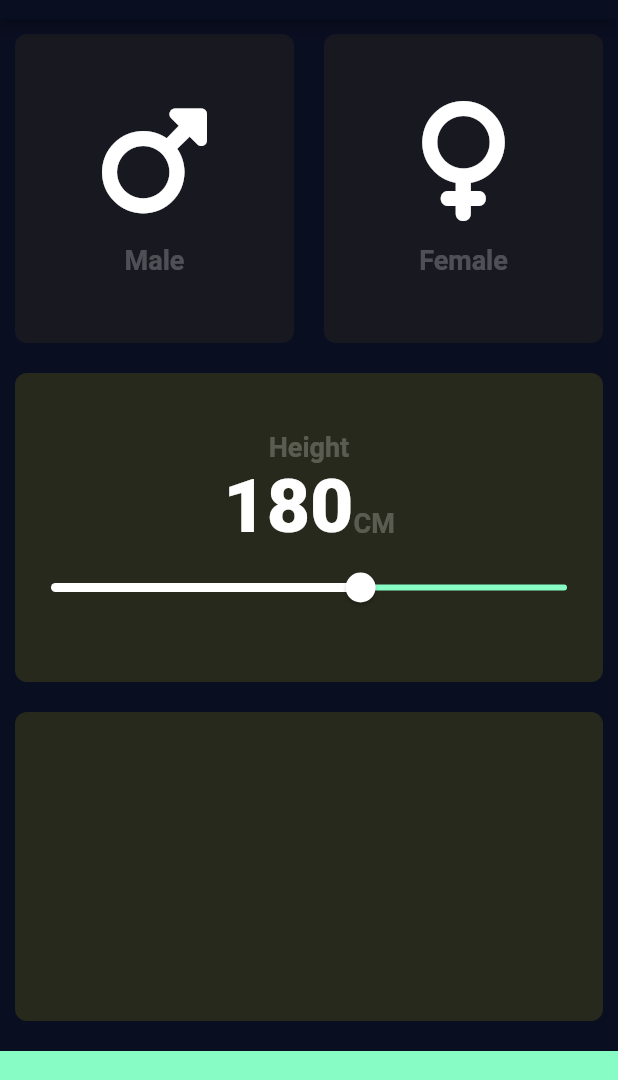
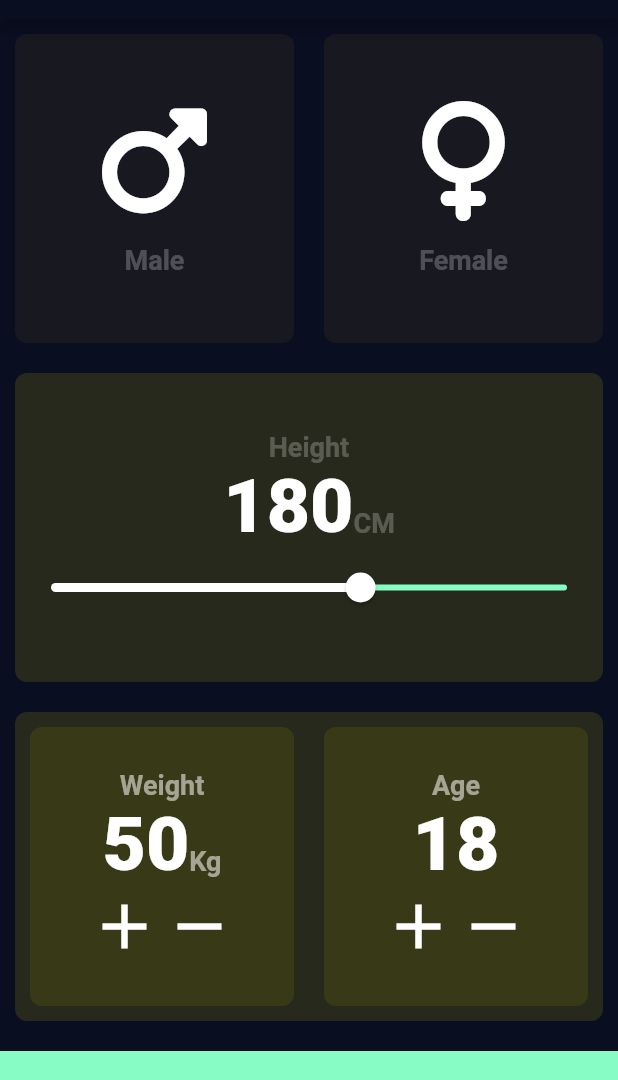
Before and after one commit to juwiragiye/100daysofcoding, a Flutter app: the screen it shows after launch, on a phone screen of 412 x 824 dp, the part 65-1145 px from its top. Run offline on Flutter 3.47's test engine with Material 2 defaults, Android fonts, the phone set to English and light mode, and no system bars; our stand-ins replace font_awesome_flutter.

Commit message:
mbmi calc u finished

```diff
--- a/bmi-calculator-flutter/lib/input_page.dart
+++ b/bmi-calculator-flutter/lib/input_page.dart
@@ -93,7 +93,7 @@ class _InputPageState extends State<InputPage> {
                     ],
                   ),
                   Slider(
-                    onChanged: (val) {
+                    onChanged: (double val) {
                       setState(() {
                         height = val.toInt();
                       });
@@ -111,6 +111,78 @@ class _InputPageState extends State<InputPage> {
           Expanded(
             child: ReusableCard(
               color: kActiveBackground,
+              cardChild: Row(
+                children: [
+                  Expanded(
+                    child: ReusableCard(
+                      color: kActiveBackground,
+                      cardChild: Column(
+                          mainAxisAlignment: MainAxisAlignment.center,
+                          crossAxisAlignment: CrossAxisAlignment.center,
+                          children: [
+                            Text(
+                              "Weight",
+                              style: TextStyle(
+                                  color: Colors.white54,
+                                  fontSize: 18.0,
+                                  fontWeight: FontWeight.bold),
+                            ),
+                            Row(
+                              textBaseline: TextBaseline.alphabetic,
+                              crossAxisAlignment: CrossAxisAlignment.baseline,
+                              mainAxisAlignment: MainAxisAlignment.center,
+                              children: [
+                                Text("50", style: KBigLabelStyle),
+                                Text(
+                                  "Kg",
+                                  style: TextStyle(
+                                    color: Colors.white54,
+                                    fontSize: 18.0,
+                                    fontWeight: FontWeight.bold,
+                                  ),
+                                ),
+                              ],
+                            ),
+                            ButtonRow()
+                          ]),
+                    ),
+                  ),
+                  Expanded(
+                    child: ReusableCard(
+                      color: kActiveBackground,
+                      cardChild: Column(
+                          mainAxisAlignment: MainAxisAlignment.center,
+                          crossAxisAlignment: CrossAxisAlignment.center,
+                          children: [
+                            Text(
+                              "Age",
+                              style: TextStyle(
+                                  color: Colors.white54,
+                                  fontSize: 18.0,
+                                  fontWeight: FontWeight.bold),
+                            ),
+                            Row(
+                              textBaseline: TextBaseline.alphabetic,
+                              crossAxisAlignment: CrossAxisAlignment.baseline,
+                              mainAxisAlignment: MainAxisAlignment.center,
+                              children: [
+                                Text("18", style: KBigLabelStyle),
+                                Text(
+                                  "",
+                                  style: TextStyle(
+                                    color: Colors.white54,
+                                    fontSize: 18.0,
+                                    fontWeight: FontWeight.bold,
+                                  ),
+                                ),
+                              ],
+                            ),
+                            ButtonRow(),
+                          ]),
+                    ),
+                  ),
+                ],
+              ),
             ),
           ),
           Container(
@@ -124,3 +196,32 @@ class _InputPageState extends State<InputPage> {
     );
   }
 }
+
+class ButtonRow extends StatelessWidget {
+  const ButtonRow({
+    Key key,
+  }) : super(key: key);
+
+  @override
+  Widget build(BuildContext context) {
+    return Row(
+      mainAxisAlignment: MainAxisAlignment.center,
+      children: [
+        GestureDetector(
+          onTap: () => print("Add age"),
+          child: Icon(
+            Icons.add,
+            size: 50,
+          ),
+        ),
+        GestureDetector(
+          onTap: () => print("Drecease age"),
+          child: Icon(
+            Icons.remove,
+            size: 50,
+          ),
+        ),
+      ],
+    );
+  }
+}
```
